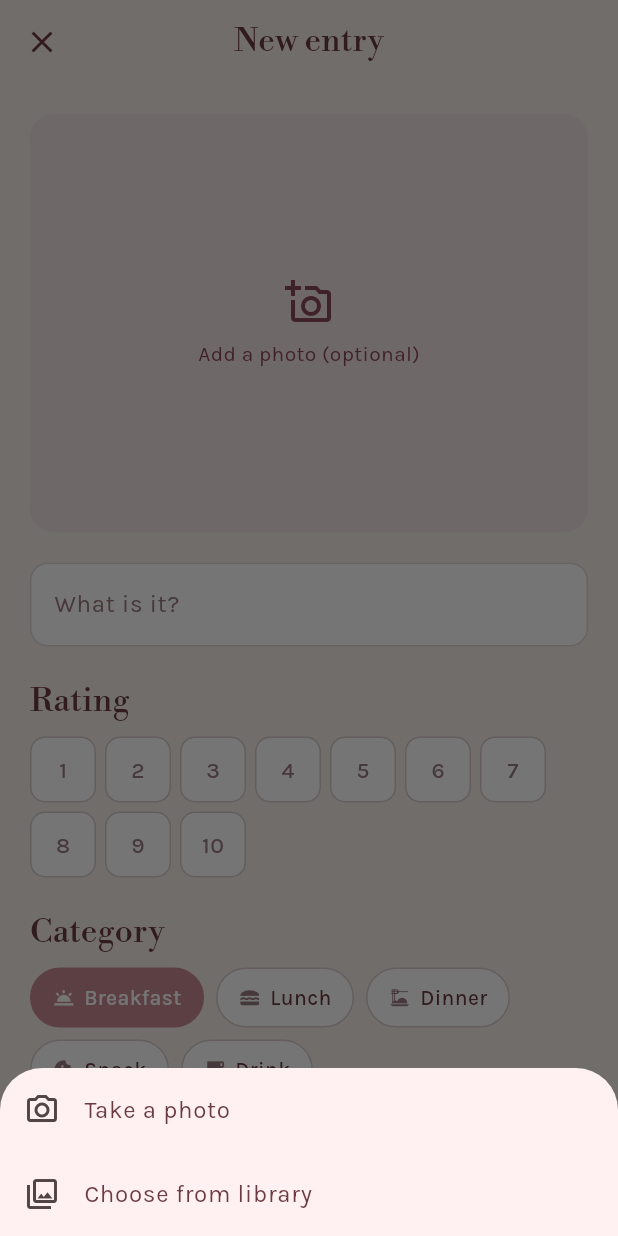
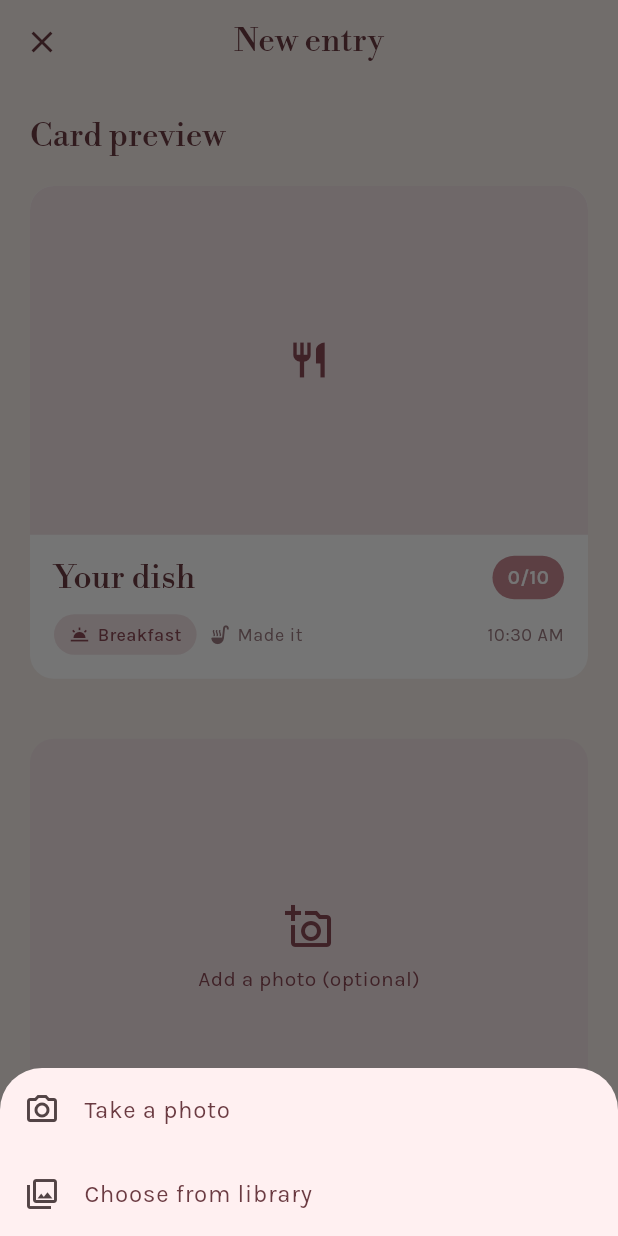
Before and after one commit to EzraGillooly/food-journal, a Flutter app: the EntryFormScreen screen opened by its route, after a tap on "Add a photo (optional)", on a phone screen of 412 x 824 dp. Run offline on Flutter 3.47's test engine with Material 3 defaults, Android fonts, the phone set to English and light mode, and no system bars; our stand-ins replace flutter_riverpod, go_router, image_cropper, image_picker, shared_preferences, supabase_flutter; accounts and stored records are empty.

Commit message:
feat: word-length underline, star ratings, photo crop + card preview
- nav underline now matches the word width and sits 4px below the label
  (measures the label text box, not the padded tab)
- rating input is 5 stars with half-star increments; still stored 1-10
  (half star = 1 point) so cards/DB are unchanged
- add-entry photo flow now crops: pick -> crop locked to the card's 16:10
  frame (default) with manual positioning (image_cropper; cropper.js on web)
- live 'Card preview' at the top of the form shows the entry card as you fill
  it in (updates with photo, name, rating, category, made/bought)

```diff
--- a/lib/features/entries/presentation/entry_form_screen.dart
+++ b/lib/features/entries/presentation/entry_form_screen.dart
@@ -13,7 +13,9 @@ import '../../../shared/selectable_chip.dart';
 import '../application/entries_controller.dart';
 import '../data/food_category.dart';
 import '../data/food_entry.dart';
+import '../data/photo_cropper.dart';
 import '../data/photo_picker.dart';
+import 'widgets/entry_card.dart';
 import 'widgets/entry_photo.dart';
 
 /// Route wrapper for editing: looks up the entry by id from the loaded list and
@@ -123,8 +125,10 @@ class _EntryFormScreenState extends ConsumerState<EntryFormScreen> {
   }
 
   Future<void> _pickPhoto(ImageSource source) async {
-    final bytes = await ref.read(photoPickerProvider).pick(source);
-    if (bytes != null) setState(() => _photoBytes = bytes);
+    final file = await ref.read(photoPickerProvider).pick(source);
+    if (file == null || !mounted) return;
+    final bytes = await cropPhotoToCard(context, file.path);
+    if (bytes != null && mounted) setState(() => _photoBytes = bytes);
   }
 
   Future<void> _pickDateTime() async {
@@ -155,7 +159,7 @@ class _EntryFormScreenState extends ConsumerState<EntryFormScreen> {
     setState(() => _error = null);
     if (!_formKey.currentState!.validate()) return;
     if (_rating == null) {
-      setState(() => _error = 'Give it a rating from 1 to 10.');
+      setState(() => _error = 'Tap the stars to rate it.');
       return;
     }
     setState(() => _saving = true);
@@ -222,6 +226,18 @@ class _EntryFormScreenState extends ConsumerState<EntryFormScreen> {
             child: ListView(
               padding: const EdgeInsets.all(20),
               children: [
+                _label(text, 'Card preview'),
+                const SizedBox(height: 10),
+                _CardPreview(
+                  name: _name,
+                  rating: _rating,
+                  category: _category,
+                  isHomemade: _homemade,
+                  eatenAt: _eatenAt,
+                  photoBytes: _photoBytes,
+                  existingPhotoPath: widget.existing?.photoPath,
+                ),
+                const SizedBox(height: 24),
                 _PhotoField(
                   bytes: _photoBytes,
                   existingPhotoPath: widget.existing?.photoPath,
@@ -495,3 +511,50 @@ class _DateTimeField extends ConsumerWidget {
     );
   }
 }
+
+/// Live preview of how this entry's card will look, using the current form
+/// values. Listens to the name field so it updates as the user types.
+class _CardPreview extends StatelessWidget {
+  const _CardPreview({
+    required this.name,
+    required this.rating,
+    required this.category,
+    required this.isHomemade,
+    required this.eatenAt,
+    required this.photoBytes,
+    required this.existingPhotoPath,
+  });
+
+  final TextEditingController name;
+  final int? rating;
+  final FoodCategory category;
+  final bool isHomemade;
+  final DateTime eatenAt;
+  final Uint8List? photoBytes;
+  final String? existingPhotoPath;
+
+  @override
+  Widget build(BuildContext context) {
+    return ListenableBuilder(
+      listenable: name,
+      builder: (context, _) {
+        final entry = FoodEntry(
+          name: name.text.trim().isEmpty ? 'Your dish' : name.text.trim(),
+          rating: rating ?? 0,
+          category: category,
+          isHomemade: isHomemade,
+          photoPath: photoBytes == null ? existingPhotoPath : null,
+          eatenAt: eatenAt,
+        );
+        return IgnorePointer(
+          child: EntryCard(
+            entry: entry,
+            photoOverride: photoBytes != null
+                ? Image.memory(photoBytes!, fit: BoxFit.cover)
+                : null,
+          ),
+        );
+      },
+    );
+  }
+}
--- a/lib/features/entries/presentation/widgets/entry_card.dart
+++ b/lib/features/entries/presentation/widgets/entry_card.dart
@@ -10,10 +10,19 @@ import 'entry_photo.dart';
 
 /// A single entry in the feed: photo hero, name, category, made/bought, rating.
 class EntryCard extends ConsumerWidget {
-  const EntryCard({super.key, required this.entry, this.onTap});
+  const EntryCard({
+    super.key,
+    required this.entry,
+    this.onTap,
+    this.photoOverride,
+  });
 
   final FoodEntry entry;
   final VoidCallback? onTap;
+
+  /// When set, shows this instead of loading the stored photo (used by the
+  /// live card preview in the entry form).
+  final Widget? photoOverride;
 
   @override
   Widget build(BuildContext context, WidgetRef ref) {
@@ -29,7 +38,7 @@ class EntryCard extends ConsumerWidget {
           children: [
             AspectRatio(
               aspectRatio: 16 / 10,
-              child: EntryPhoto(photoPath: entry.photoPath),
+              child: photoOverride ?? EntryPhoto(photoPath: entry.photoPath),
             ),
             Padding(
               padding: const EdgeInsets.fromLTRB(16, 14, 16, 16),
--- a/lib/shared/rating_control.dart
+++ b/lib/shared/rating_control.dart
@@ -1,13 +1,15 @@
 import 'package:flutter/material.dart';
 import 'package:flutter_riverpod/flutter_riverpod.dart';
 
+import '../core/theme/app_theme.dart';
 import '../core/theme/theme_provider.dart';
 
-/// A 1-10 rating selector. Renders ten tappable chips; the selected value and
-/// everything below it fill with the primary colour.
+/// A 5-star rating with half-star increments. The value is still stored on the
+/// 1-10 scale the database uses: each half-star is 1 point, a full star is 2,
+/// so 5 stars = 10/10 and 4.5 stars = 9/10.
 ///
-/// [value] is null when nothing is chosen yet. Each chip is a 44x44 touch
-/// target for accessibility.
+/// [value] is null until the user picks a rating. Each star splits into a left
+/// (half) and right (full) tap zone.
 class RatingControl extends ConsumerWidget {
   const RatingControl({
     super.key,
@@ -21,46 +23,61 @@ class RatingControl extends ConsumerWidget {
   @override
   Widget build(BuildContext context, WidgetRef ref) {
     final theme = ref.watch(themeControllerProvider);
-    return Wrap(
-      spacing: 6,
-      runSpacing: 6,
-      children: List.generate(10, (i) {
-        final n = i + 1;
-        final selected = value != null && n <= value!;
-        return Semantics(
-          button: true,
-          selected: value == n,
-          label: 'Rate $n out of 10',
-          child: InkWell(
-            onTap: () => onChanged(n),
-            borderRadius: BorderRadius.circular(10),
-            child: Container(
-              width: 44,
-              height: 44,
-              alignment: Alignment.center,
-              decoration: BoxDecoration(
-                color: selected ? theme.primary : theme.surface,
-                borderRadius: BorderRadius.circular(10),
-                border: Border.all(
-                  color: value == n
-                      ? theme.ink
-                      : theme.inkMuted.withValues(alpha: 0.4),
-                  width: value == n ? 2 : 1,
+    return Row(
+      mainAxisSize: MainAxisSize.min,
+      children: [for (var i = 0; i < 5; i++) _star(theme, i)],
+    );
+  }
+
+  Widget _star(AppTheme theme, int index) {
+    final full = (index + 1) * 2; // value for a full star
+    final half = index * 2 + 1; // value for a half star
+    final v = value ?? 0;
+
+    final IconData icon;
+    if (v >= full) {
+      icon = Icons.star_rounded;
+    } else if (v >= half) {
+      icon = Icons.star_half_rounded;
+    } else {
+      icon = Icons.star_outline_rounded;
+    }
+    final filled = v >= half;
+
+    return SizedBox(
+      width: 46,
+      height: 46,
+      child: Stack(
+        children: [
+          Center(
+            child: Icon(
+              icon,
+              size: 40,
+              color: filled
+                  ? theme.primary
+                  : theme.inkMuted.withValues(alpha: 0.45),
+            ),
+          ),
+          Row(
+            children: [
+              Expanded(
+                child: GestureDetector(
+                  key: ValueKey('rate-$half'),
+                  behavior: HitTestBehavior.opaque,
+                  onTap: () => onChanged(half),
                 ),
               ),
-              child: Text(
-                '$n',
-                style: TextStyle(
-                  fontFamily: theme.bodyFont,
-                  fontSize: 15,
-                  fontWeight: FontWeight.w500,
-                  color: selected ? Colors.white : theme.inkMuted,
+              Expanded(
+                child: GestureDetector(
+                  key: ValueKey('rate-$full'),
+                  behavior: HitTestBehavior.opaque,
+                  onTap: () => onChanged(full),
                 ),
               ),
-            ),
+            ],
           ),
-        );
-      }),
+        ],
+      ),
     );
   }
 }
--- a/pubspec.yaml
+++ b/pubspec.yaml
@@ -40,6 +40,7 @@ dependencies:
   image_picker: ^1.2.3
   shared_preferences: ^2.5.5
   uuid: ^4.5.3
+  image_cropper: ^12.2.1
 
 dev_dependencies:
   flutter_test:
```
Also changed, not shown: lib/features/entries/data/photo_cropper.dart (added, +31 -0 lines), lib/features/entries/data/photo_picker.dart (+7 -11 lines), lib/shared/app_shell.dart (+21 -14 lines), pubspec.lock, 2 other files.
